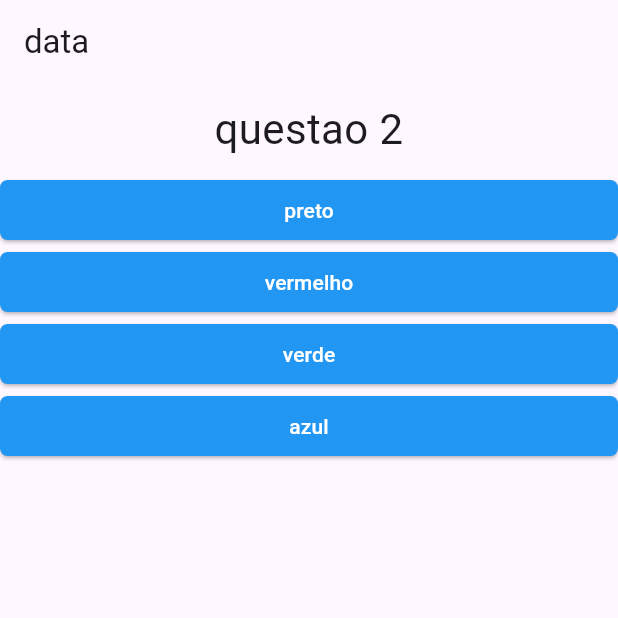
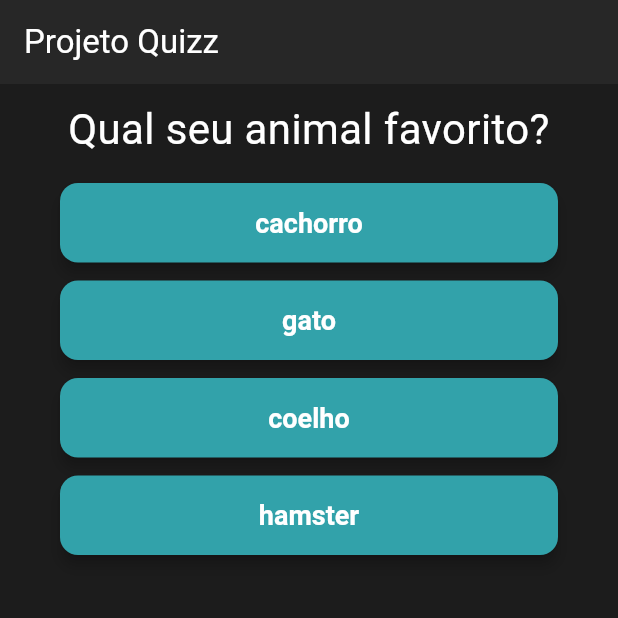
Before and after one commit to duck-developer/Projects_flutter, a Flutter app: the screen it shows after launch, after a tap on "preto", on a phone screen of 412 x 824 dp, the top half of it. Run offline on Flutter 3.47's test engine with Material 3 defaults, Android fonts, the phone set to English and light mode, and no system bars.

Commit message:
Projeto Quizz finalizado

```diff
--- a/quizz/lib/main.dart
+++ b/quizz/lib/main.dart
@@ -8,27 +8,60 @@ main() {
 
 class PerguntaAppState extends State<PerguntaApp> {
   int perguntaSelecionada = 0;
-  final List<Map<String, Object>> perguntas = const [
+  int pontuacaoTotal = 0;
+  final List<Map<String, Object>> perguntas = [
     {
-      "texto": "questao 1",
-      "resposta": ["preto", "vermelho", "verde", "azul"],
+      "texto": "Qual sua cor favorita?",
+      "resposta": [
+        {"texto": "preto", "pontuacao": 7},
+        {"texto": "vermelho", "pontuacao": 4},
+        {"texto": "verde", "pontuacao": 8},
+        {"texto": "azul", "pontuacao": 3},
+      ],
     },
     {
-      "texto": "questao 2",
-      "resposta": ["preto", "vermelho", "verde", "azul"],
+      "texto": "Qual seu animal favorito?",
+      "resposta": [
+        {"texto": "cachorro", "pontuacao": 9},
+        {"texto": "gato", "pontuacao": 6},
+        {"texto": "coelho", "pontuacao": 5},
+        {"texto": "hamster", "pontuacao": 2},
+      ],
     },
     {
-      "texto": "questao 3",
-      "resposta": ["preto", "vermelho", "verde", "azul"],
+      "texto": "Qual sua fruta favorita?",
+      "resposta": [
+        {"texto": "maçã", "pontuacao": 8},
+        {"texto": "banana", "pontuacao": 7},
+        {"texto": "laranja", "pontuacao": 5},
+        {"texto": "uva", "pontuacao": 3},
+      ],
     },
     {
-      "texto": "questao 4",
-      "resposta": ["preto", "vermelho", "verde", "azul"],
+      "texto": "Qual seu meio de transporte favorito?",
+      "resposta": [
+        {"texto": "carro", "pontuacao": 10},
+        {"texto": "moto", "pontuacao": 6},
+        {"texto": "bicicleta", "pontuacao": 4},
+        {"texto": "ônibus", "pontuacao": 2},
+      ],
+    },
+    {
+      "texto": "Qual planeta você mais gosta?",
+      "resposta": [
+        {"texto": "Terra", "pontuacao": 10},
+        {"texto": "Marte", "pontuacao": 7},
+        {"texto": "Lua", "pontuacao": 5},
+        {"texto": "Vênus", "pontuacao": 3},
+      ],
     },
   ];
-  void responder() {
+
+  void responder(int pontuacao) {
     setState(() {
       perguntaSelecionada++;
+
+      pontuacaoTotal += pontuacao;
     });
   }
 
@@ -36,18 +69,33 @@ class PerguntaAppState extends State<PerguntaApp> {
     return perguntaSelecionada < perguntas.length;
   }
 
+  void reiniciar() {
+    setState(() {
+      perguntaSelecionada = 0;
+      pontuacaoTotal = 0;
+    });
+  }
+
   @override
   Widget build(BuildContext context) {
     return MaterialApp(
+      theme: ThemeData.dark().copyWith(
+        scaffoldBackgroundColor: Color(0xFF1C1C1C),
+        appBarTheme: AppBarTheme(
+          backgroundColor: Color(0xFF272727),
+          foregroundColor: Colors.white,
+        ),
+        textTheme: TextTheme(bodyMedium: TextStyle(color: Colors.white)),
+      ),
       home: Scaffold(
-        appBar: AppBar(title: Text("data")),
+        appBar: AppBar(title: Text("Projeto Quizz")),
         body: temPerguntaSelecionada
             ? Questionario(
                 perguntas: perguntas,
                 perguntaSelecionada: perguntaSelecionada,
                 responder: responder,
               )
-            : Resultado("Parabens"),
+            : Resultado(pontuacaoTotal, reiniciar),
       ),
     );
   }
--- a/quizz/lib/questionario.dart
+++ b/quizz/lib/questionario.dart
@@ -5,7 +5,7 @@ import 'package:tete/resposta.dart';
 class Questionario extends StatelessWidget {
   final List<Map<String, Object>> perguntas;
   final int perguntaSelecionada;
-  final void Function() responder;
+  final void Function(int) responder;
 
   Questionario({
     required this.perguntas,
@@ -19,14 +19,20 @@ class Questionario extends StatelessWidget {
 
   @override
   Widget build(BuildContext context) {
-    List<String> respostas = temPerguntaSelecionada
-        ? perguntas[perguntaSelecionada]["resposta"] as List<String>
+    List<Map<String, Object>> respostas = temPerguntaSelecionada
+        ? perguntas[perguntaSelecionada]["resposta"]
+              as List<Map<String, Object>>
         : [];
     return Column(
       children: [
         Questao(perguntas[perguntaSelecionada]["texto"] as String),
 
-        ...respostas.map((e) => Resposta(e, responder)).toList(),
+        ...respostas.map((resp) {
+          return Resposta(
+            resp["texto"] as String,
+            () => responder(resp["pontuacao"] as int),
+          );
+        }).toList(),
       ],
     );
   }
--- a/quizz/lib/resposta.dart
+++ b/quizz/lib/resposta.dart
@@ -8,14 +8,20 @@ class Resposta extends StatelessWidget {
 
   @override
   Widget build(BuildContext context) {
-    return SizedBox(
+    return Container(
+      margin: EdgeInsets.symmetric(vertical: 6, horizontal: 40),
       width: double.infinity,
       child: ElevatedButton(
         onPressed: responder,
         style: ElevatedButton.styleFrom(
-          backgroundColor: Colors.blue,
+          backgroundColor: Color(0xFF32A2AA),
           foregroundColor: Colors.white,
-          shape: RoundedRectangleBorder(borderRadius: BorderRadius.circular(5)),
+          padding: EdgeInsets.symmetric(vertical: 16),
+          textStyle: TextStyle(fontSize: 18, fontWeight: FontWeight.w600),
+          shape: RoundedRectangleBorder(
+            borderRadius: BorderRadius.circular(12),
+          ),
+          elevation: 4,
         ),
         child: Text(texto),
       ),
```
Also changed, not shown: quizz/lib/resultado.dart (+34 -3 lines), quizz/pubspec.lock, quizz/readme/image 1.png (added), quizz/readme/image 2.png (added), quizz/readme/image 3.png (added), readme/quizz/image 1.png (deleted), 2 other files.
